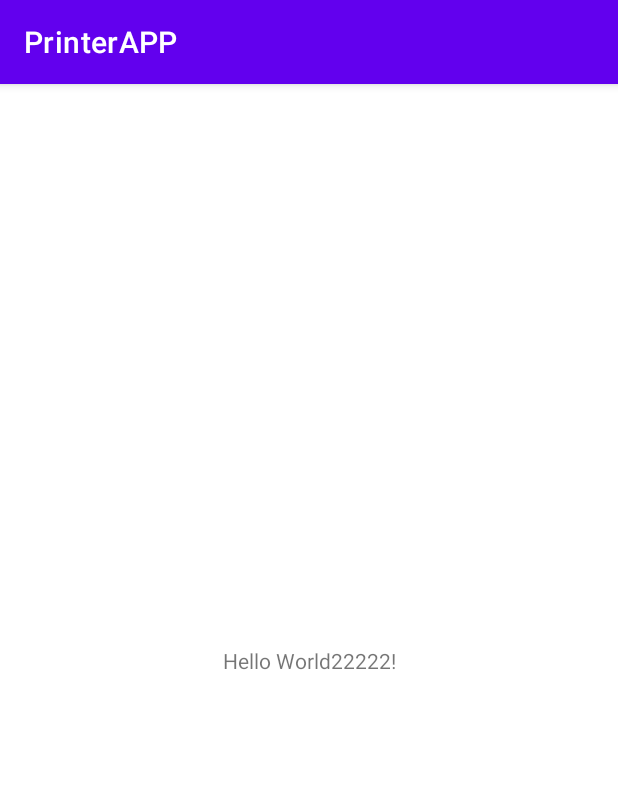
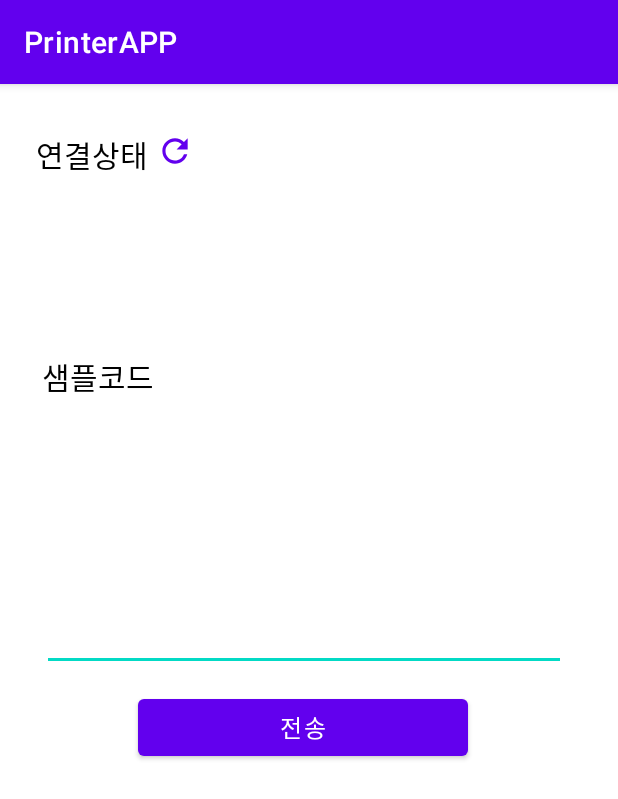
Before and after one commit to jihyuuk/Mojong-Android-Repeater, an Android app: the screen it shows after launch (MainActivity), on a phone screen of 412 x 824 dp. Shown: the top 799 px of the screen. Run offline under Robolectric (Android 15) with nearby library versions, the phone set to English and light mode, and no system bars.

Commit message:
#1 View : 간단한 프린터 레이아웃 생성함, 프린터 연결상태 샘플코드 출력용

```diff
--- /dev/null
+++ b/app/src/main/res/drawable/ic_baseline_refresh_24.xml
@@ -0,0 +1,5 @@
+<vector android:height="24dp" android:tint="#6D6D6D"
+    android:viewportHeight="24" android:viewportWidth="24"
+    android:width="24dp" xmlns:android="http://schemas.android.com/apk/res/android">
+    <path android:fillColor="@android:color/white" android:pathData="M17.65,6.35C16.2,4.9 14.21,4 12,4c-4.42,0 -7.99,3.58 -7.99,8s3.57,8 7.99,8c3.73,0 6.84,-2.55 7.73,-6h-2.08c-0.82,2.33 -3.04,4 -5.65,4 -3.31,0 -6,-2.69 -6,-6s2.69,-6 6,-6c1.66,0 3.14,0.69 4.22,1.78L13,11h7V4l-2.35,2.35z"/>
+</vector>
--- a/app/src/main/res/layout/activity_main.xml
+++ b/app/src/main/res/layout/activity_main.xml
@@ -6,13 +6,80 @@
     android:layout_height="match_parent"
     tools:context=".MainActivity">
 
+
     <TextView
-        android:layout_width="wrap_content"
-        android:layout_height="wrap_content"
-        android:text="Hello World22222!"
-        app:layout_constraintBottom_toBottomOf="parent"
-        app:layout_constraintEnd_toEndOf="parent"
+        android:id="@+id/title_state"
+        android:layout_width="78dp"
+        android:layout_height="29dp"
+        android:layout_marginStart="24dp"
+        android:layout_marginTop="32dp"
+        android:text="연결상태"
+        android:textColor="@color/black"
+        android:textFontWeight="@integer/material_motion_duration_long_2"
+        android:textSize="20dp"
         app:layout_constraintStart_toStartOf="parent"
         app:layout_constraintTop_toTopOf="parent" />
 
+    <Button
+        android:id="@+id/btn_refresh"
+        android:layout_width="25dp"
+        android:layout_height="25dp"
+        android:padding="8dp"
+        android:layout_marginStart="104dp"
+        android:layout_marginTop="32dp"
+        android:background="@drawable/ic_baseline_refresh_24"
+        app:layout_constraintStart_toStartOf="parent"
+        app:layout_constraintTop_toTopOf="parent" />
+
+    <TextView
+        android:id="@+id/tv_state"
+        android:layout_width="124dp"
+        android:layout_height="35dp"
+        android:layout_marginStart="44dp"
+        android:layout_marginTop="68dp"
+        android:textSize="16dp"
+        app:layout_constraintStart_toStartOf="parent"
+        app:layout_constraintTop_toTopOf="parent" />
+
+
+
+    <TextView
+        android:id="@+id/title_sample"
+        android:layout_width="78dp"
+        android:layout_height="29dp"
+        android:layout_marginStart="28dp"
+        android:layout_marginTop="180dp"
+        android:text="샘플코드"
+        android:textColor="@color/black"
+        android:textFontWeight="@integer/material_motion_duration_long_2"
+        android:textSize="20dp"
+        app:layout_constraintStart_toStartOf="parent"
+        app:layout_constraintTop_toTopOf="parent" />
+
+    <EditText
+        android:id="@+id/et_message"
+        android:layout_width="349dp"
+        android:layout_height="171dp"
+        android:layout_marginStart="28dp"
+        android:layout_marginTop="220dp"
+        android:ems="10"
+        android:gravity="start|top"
+        android:inputType="textMultiLine"
+        app:layout_constraintStart_toStartOf="parent"
+        app:layout_constraintTop_toTopOf="parent" />
+
+    <Button
+        android:id="@+id/btn_send"
+        android:layout_width="220dp"
+        android:layout_height="50dp"
+        android:layout_marginStart="92dp"
+        android:layout_marginTop="404dp"
+        android:text="전송"
+        android:textSize="16dp"
+        app:layout_constraintStart_toStartOf="parent"
+        app:layout_constraintTop_toTopOf="parent" />
+
+
+
+
 </androidx.constraintlayout.widget.ConstraintLayout>
```
